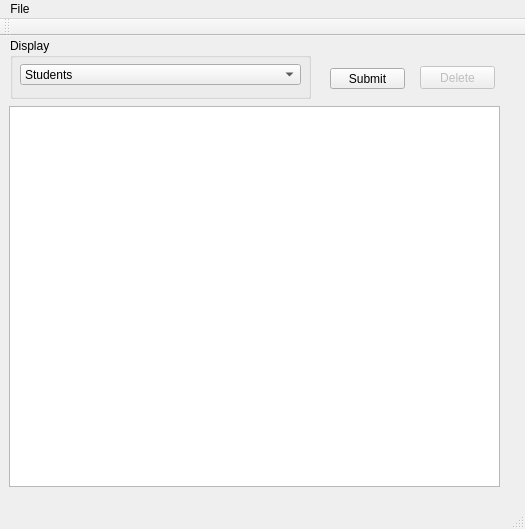
The window that mainwindow.ui (N45ING/CWDB) describes before a commit, drawn with Qt 5.
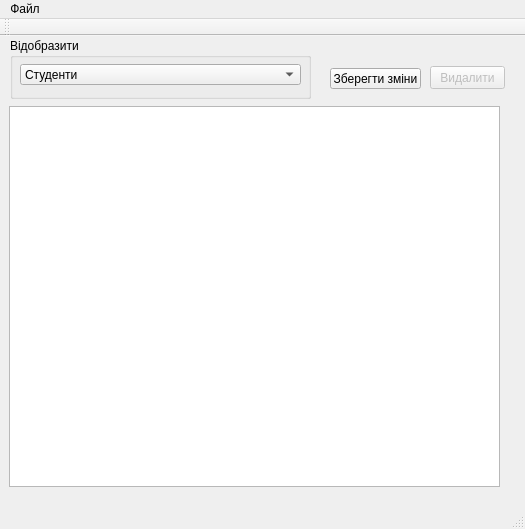
The same window after the commit.

Patch:
```diff
--- a/mainwindow.ui
+++ b/mainwindow.ui
@@ -34,7 +34,7 @@
      </rect>
     </property>
     <property name="title">
-     <string>Display</string>
+     <string>Відобразити</string>
     </property>
     <widget class="QComboBox" name="tablesComboBox">
      <property name="geometry">
@@ -47,7 +47,7 @@
      </property>
      <item>
       <property name="text">
-       <string>Students</string>
+       <string>Студенти</string>
       </property>
      </item>
      <item>
@@ -82,12 +82,12 @@
      <rect>
       <x>330</x>
       <y>32</y>
-      <width>75</width>
+      <width>91</width>
       <height>21</height>
      </rect>
     </property>
     <property name="text">
-     <string>Submit</string>
+     <string>Зберегти зміни</string>
     </property>
    </widget>
    <widget class="QPushButton" name="deleteButton">
@@ -96,14 +96,14 @@
     </property>
     <property name="geometry">
      <rect>
-      <x>420</x>
+      <x>430</x>
       <y>30</y>
       <width>75</width>
       <height>23</height>
      </rect>
     </property>
     <property name="text">
-     <string>Delete</string>
+     <string>Видалити</string>
     </property>
    </widget>
   </widget>
@@ -118,7 +118,7 @@
    </property>
    <widget class="QMenu" name="menuFile">
     <property name="title">
-     <string>File</string>
+     <string>Файл</string>
     </property>
     <widget class="QMenu" name="menuAdd">
      <property name="title">
```
Left out of the diff: 58 changed lines with no effect on the pictures.
